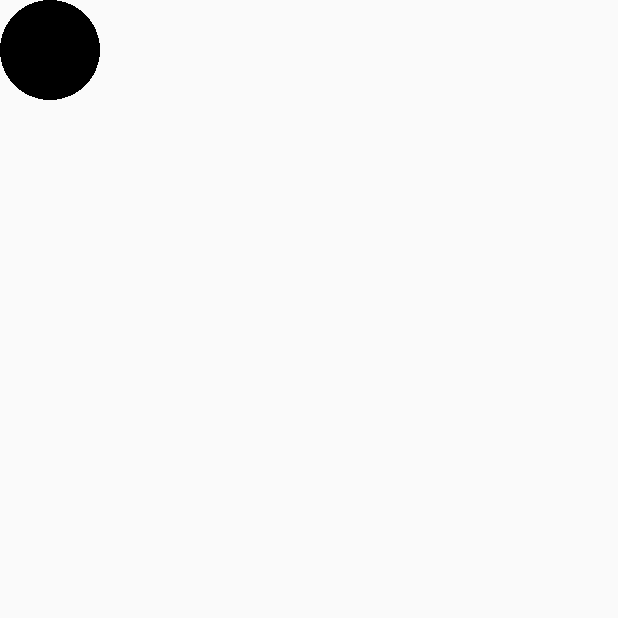
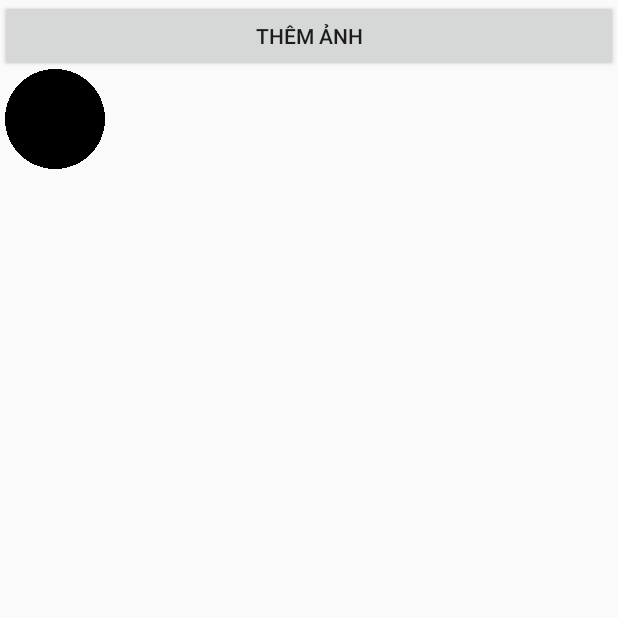
Before and after one commit to 1712916/doan_scan_android_nhom19, an Android app: the screen it shows after launch (MainActivity), on a phone screen of 412 x 824 dp, the top half of it. Run offline under Robolectric (Android 15) with nearby library versions, the phone set to English and light mode, and no system bars.

Commit message:
Xác định layout để vẽ

```diff
--- a/1712916/ScanFingerDraw/app/src/main/java/com/example/scanfingerdraw/MainActivity.java
+++ b/1712916/ScanFingerDraw/app/src/main/java/com/example/scanfingerdraw/MainActivity.java
@@ -12,13 +12,14 @@ import android.graphics.Path;
 import android.os.Bundle;
 import android.view.MotionEvent;
 import android.view.View;
+import android.widget.LinearLayout;
 
 public class MainActivity extends Activity {
 
     private Bundle savedInstanceState;
 
 
-    DrawingView dv ;
+    DrawingView dv ; //Nắm giữ các thuộc tính khi vẽ ở nơi được "chọn"
     private Paint mPaint;
 
 
@@ -26,8 +27,12 @@ public class MainActivity extends Activity {
     protected void onCreate(Bundle savedInstanceState) {
         this.savedInstanceState = savedInstanceState;
         super.onCreate(savedInstanceState);
-        dv = new DrawingView(this);
-        setContentView(dv);
+
+		dv = new DrawingView(this);
+		setContentView(R.layout.activity_main);
+        LinearLayout mDrawingPad=(LinearLayout)findViewById(R.id.view_drawing_pad); //xác định vị trí được "chọn" để vẽ
+        mDrawingPad.addView(dv);
+
         mPaint = new Paint();
         mPaint.setAntiAlias(true);
         mPaint.setDither(true);
@@ -141,5 +146,6 @@ public class MainActivity extends Activity {
             }
             return true;
         }
+
     }
 }
--- a/1712916/ScanFingerDraw/app/src/main/res/layout/activity_main.xml
+++ b/1712916/ScanFingerDraw/app/src/main/res/layout/activity_main.xml
@@ -1,18 +1,36 @@
 <?xml version="1.0" encoding="utf-8"?>
-<androidx.constraintlayout.widget.ConstraintLayout xmlns:android="http://schemas.android.com/apk/res/android"
-    xmlns:app="http://schemas.android.com/apk/res-auto"
-    xmlns:tools="http://schemas.android.com/tools"
+<RelativeLayout
+    xmlns:android="http://schemas.android.com/apk/res/android"
+    android:id="@+id/rlid"
     android:layout_width="match_parent"
     android:layout_height="match_parent"
-    tools:context=".MainActivity">
+    android:orientation="vertical" >
+    <Button
+        android:id="@+id/btnAddImg"
+        android:layout_width="match_parent"
+        android:layout_height="wrap_content"
+        android:text="Thêm ảnh"/>
 
-    <TextView
-        android:layout_width="wrap_content"
-        android:layout_height="wrap_content"
-        android:text="Hello World!"
-        app:layout_constraintBottom_toBottomOf="parent"
-        app:layout_constraintLeft_toLeftOf="parent"
-        app:layout_constraintRight_toRightOf="parent"
-        app:layout_constraintTop_toTopOf="parent" />
+    <LinearLayout
+        android:layout_width="match_parent"
+        android:layout_height="match_parent"
+        android:layout_below="@+id/btnAddImg"
+        android:layout_alignParentStart="true"
+        android:layout_alignParentLeft="true"
+        android:layout_marginStart="3dp"
+        android:layout_marginLeft="3dp"
+        android:layout_marginTop="-2dp"
+        android:gravity="bottom"
+        android:orientation="vertical"
+        android:weightSum="1.0">
 
-</androidx.constraintlayout.widget.ConstraintLayout>
+        <LinearLayout
+            android:id="@+id/view_drawing_pad"
+            android:layout_width="match_parent"
+            android:layout_height="match_parent"
+            android:orientation="horizontal">
+
+        </LinearLayout>
+
+    </LinearLayout>
+</RelativeLayout>
```
Also changed, not shown: 1 other file.
